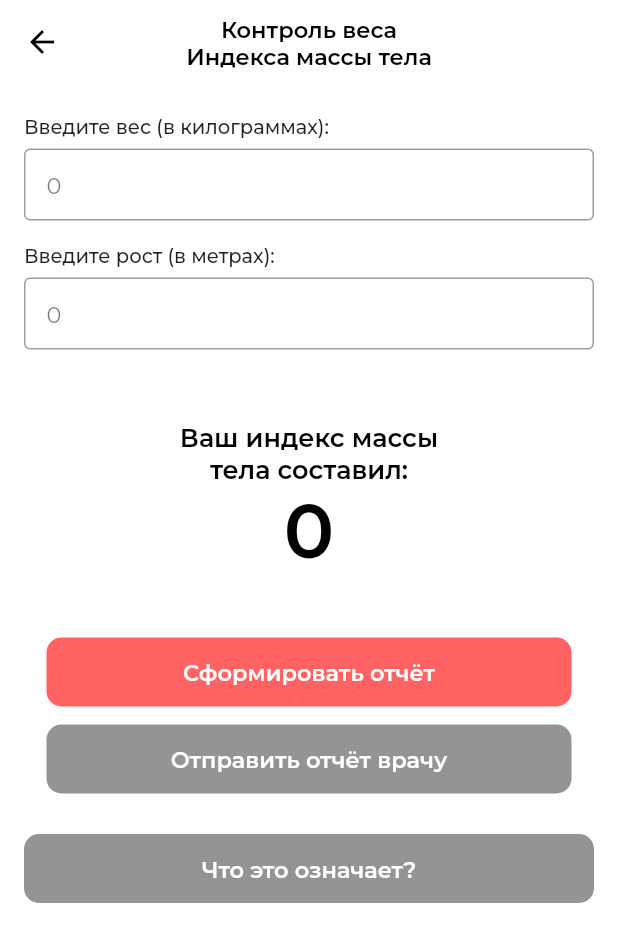
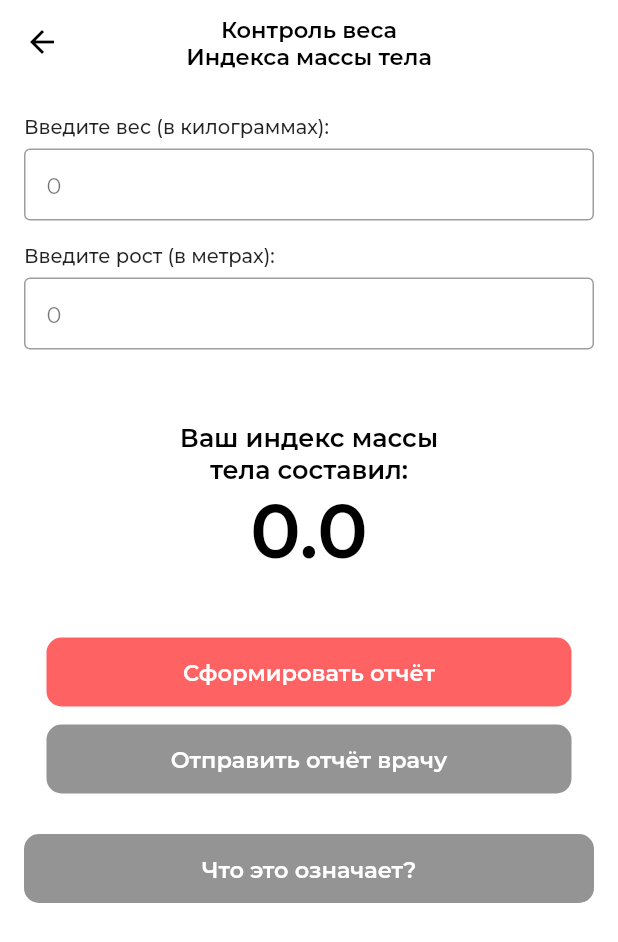
Before and after one commit to AKR4log/CardioExpert, a Flutter app: the ControlWeight screen opened directly, on a phone screen of 412 x 824 dp. Shown: the top 942 px of the screen. Run offline on Flutter 3.47's test engine with Material 2 defaults, Android fonts, the light colour scheme and no system bars; our stand-ins replace cloud_firestore, firebase_auth, firebase_core, flutter_local_notifications, flutter_multi_formatter, pdf and 1 more; missing offline and left inert: flutter_share; accounts and stored records are empty.

Commit message:
Fix code

```diff
--- a/lib/main.dart
+++ b/lib/main.dart
@@ -25,6 +25,9 @@ Future<void> main() async {
   await Firebase.initializeApp(
     options: DefaultFirebaseOptions.currentPlatform,
   );
+  if (!kIsWeb) {
+    FirebaseAuth.instance.authStateChanges().listen((User user) {
+      if (user != null) {
         FirebaseAuth.instance.currentUser.uid != null &&
                 FirebaseAuth.instance.currentUser.uid != ''
             ? FirebaseFirestore.instance
@@ -42,6 +45,9 @@ Future<void> main() async {
                 await setTimeMed(list);
               })
             : null;
+      }
+    });
+  }
   Timer.periodic(const Duration(seconds: 5), (_) async {
     await getTimeMed().then((value) {
       debugPrint(value.toString());
--- a/lib/ui/mobile/home/action/helper.dart
+++ b/lib/ui/mobile/home/action/helper.dart
@@ -16,10 +16,6 @@ class _HelperPageMobileState extends State<HelperPageMobile> {
   Widget build(BuildContext context) {
     return Scaffold(
         appBar: AppBar(
-          title: Text(
-            widget.uid,
-            style: const TextStyle(color: Colors.black),
-          ),
           elevation: 0,
           backgroundColor: Colors.transparent,
           leading: const BackButton(color: Colors.black),
--- a/lib/ui/mobile/home/control/weight.dart
+++ b/lib/ui/mobile/home/control/weight.dart
@@ -17,12 +17,17 @@ class ControlWeight extends StatefulWidget {
 class _ControlWeightState extends State<ControlWeight> {
   TextEditingController controllerWeight = TextEditingController();
   TextEditingController controllerHeight = TextEditingController();
+  double imt = 0;
 
   @override
   void initState() {
     controllerHeight = TextEditingController();
     controllerWeight = TextEditingController();
     super.initState();
+  }
+
+  imtFun() {
+    return 12 / (50 * 50);
   }
 
   @override
@@ -66,6 +71,7 @@ class _ControlWeightState extends State<ControlWeight> {
                       fontWeight: FontWeight.w500,
                       fontSize: 15,
                       color: Colors.black),
+                  keyboardType: TextInputType.number,
                   decoration: const InputDecoration(
                     contentPadding:
                         EdgeInsets.symmetric(vertical: 10, horizontal: 15),
@@ -78,6 +84,14 @@ class _ControlWeightState extends State<ControlWeight> {
                         borderSide: BorderSide(
                             color: Color.fromRGBO(229, 231, 235, 1))),
                   ),
+                  onChanged: (val) {
+                    int weight = int.parse(val);
+                    int height = int.parse(controllerHeight.text);
+
+                    setState(() {
+                      imt = weight / (height * height);
+                    });
+                  },
                 ),
               ],
             ),
@@ -101,6 +115,7 @@ class _ControlWeightState extends State<ControlWeight> {
                       fontWeight: FontWeight.w500,
                       fontSize: 15,
                       color: Colors.black),
+                  keyboardType: TextInputType.number,
                   decoration: const InputDecoration(
                     contentPadding:
                         EdgeInsets.symmetric(vertical: 10, horizontal: 15),
@@ -113,6 +128,14 @@ class _ControlWeightState extends State<ControlWeight> {
                         borderSide: BorderSide(
                             color: Color.fromRGBO(229, 231, 235, 1))),
                   ),
+                  onChanged: (val) {
+                    int height = int.parse(val);
+                    int weight = int.parse(controllerWeight.text);
+
+                    setState(() {
+                      imt = weight / (height * height);
+                    });
+                  },
                 ),
               ],
             ),
@@ -120,8 +143,8 @@ class _ControlWeightState extends State<ControlWeight> {
           Container(
             margin: const EdgeInsets.symmetric(vertical: 34),
             child: Center(
-              child: Column(children: const [
-                Text(
+              child: Column(children: [
+                const Text(
                   'Ваш индекс массы\nтела составил:',
                   textAlign: TextAlign.center,
                   style: TextStyle(
@@ -129,12 +152,17 @@ class _ControlWeightState extends State<ControlWeight> {
                       fontSize: 17,
                       color: Colors.black),
                 ),
-                Text(
-                  '0',
-                  style: TextStyle(
-                      fontWeight: FontWeight.w600,
-                      fontSize: 50,
-                      color: Colors.black),
+                SizedBox(
+                  width: 175,
+                  child: Text(
+                    imt.toString(),
+                    overflow: TextOverflow.ellipsis,
+                    textAlign: TextAlign.center,
+                    style: const TextStyle(
+                        fontWeight: FontWeight.w600,
+                        fontSize: 50,
+                        color: Colors.black),
+                  ),
                 )
               ]),
             ),
--- a/lib/ui/mobile/home/helper/home.dart
+++ b/lib/ui/mobile/home/helper/home.dart
@@ -30,7 +30,7 @@ class _HelperPageState extends State<HelperPage> {
           padding: const EdgeInsets.symmetric(vertical: 25, horizontal: 15),
           child: SizedBox(
             width: 350,
-            height: 500,
+            height: MediaQuery.of(context).size.height,
             child: StreamProvider<List<Board>>.value(
               value: MainStateMobile().getAllBoards,
               initialData: const [],
--- a/lib/ui/mobile/home/helper/v2/common/detail.dart
+++ b/lib/ui/mobile/home/helper/v2/common/detail.dart
@@ -20,10 +20,6 @@ class _DetailMobileState extends State<DetailMobile> {
   Widget build(BuildContext context) {
     return Scaffold(
       appBar: AppBar(
-        title: Text(
-          widget.v2boardUid,
-          style: const TextStyle(color: Colors.black),
-        ),
         elevation: 0,
         backgroundColor: Colors.transparent,
         leading: const BackButton(color: Colors.black),
--- a/lib/ui/mobile/home/helper/v2/home.dart
+++ b/lib/ui/mobile/home/helper/v2/home.dart
@@ -31,7 +31,7 @@ class _V2HomeState extends State<V2Home> {
           padding: const EdgeInsets.symmetric(vertical: 25, horizontal: 15),
           child: SizedBox(
             width: 350,
-            height: 500,
+            height: MediaQuery.of(context).size.height,
             child: StreamProvider<List<V2Board>>.value(
               value: MainStateMobile(uidBoard: widget.uidBoard).getAllV2Boards,
               initialData: const [],
```
Also changed, not shown: lib/ui/mobile/home/home.dart (+27 -1 lines). Lines whose indentation alone changed are shown as unchanged.
